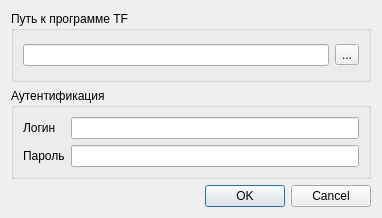
Above: src/SettingsDialog.ui from rnikbond/desktop_tfs before the change. Below: the same form after it.
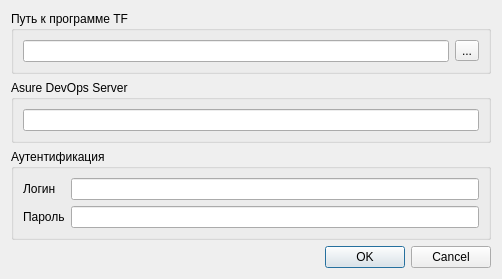
That is the form after the change.

Commit message: Добавлено поле для настройки Azure сервера. Адаптировано под linux.

What changed in the file:
```diff
--- a/src/SettingsDialog.ui
+++ b/src/SettingsDialog.ui
@@ -6,14 +6,14 @@
    <rect>
     <x>0</x>
     <y>0</y>
-    <width>382</width>
-    <height>218</height>
+    <width>502</width>
+    <height>277</height>
    </rect>
   </property>
   <property name="windowTitle">
    <string>Dialog</string>
   </property>
-  <layout class="QVBoxLayout" name="verticalLayout">
+  <layout class="QVBoxLayout" name="verticalLayout_2">
    <item>
     <widget class="QGroupBox" name="binGBox">
      <property name="title">
@@ -33,6 +33,18 @@
      </layout>
     </widget>
    </item>
+   <item>
+    <widget class="QGroupBox" name="serverGBox">
+     <property name="title">
+      <string>Asure DevOps Server</string>
+     </property>
+     <layout class="QVBoxLayout" name="verticalLayout">
+      <item>
+       <widget class="QLineEdit" name="collectionEdit"/>
+      </item>
+     </layout>
+    </widget>
+   </item>
    <item>
     <widget class="QGroupBox" name="authGBox">
      <property name="title">
```
The commit also changes 2 other files.
